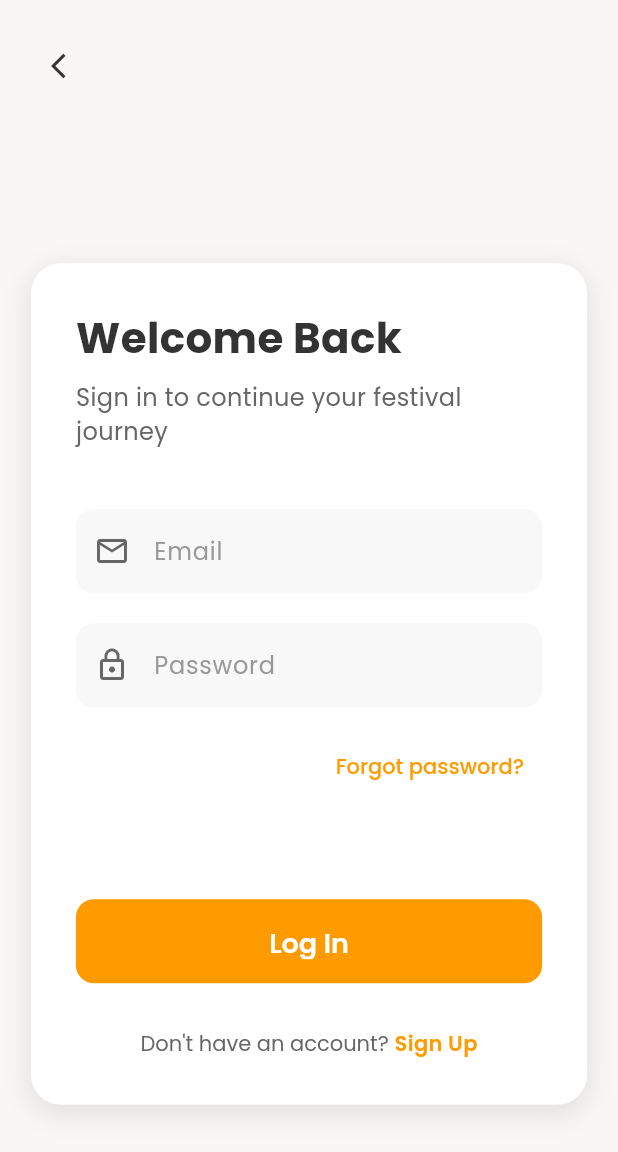
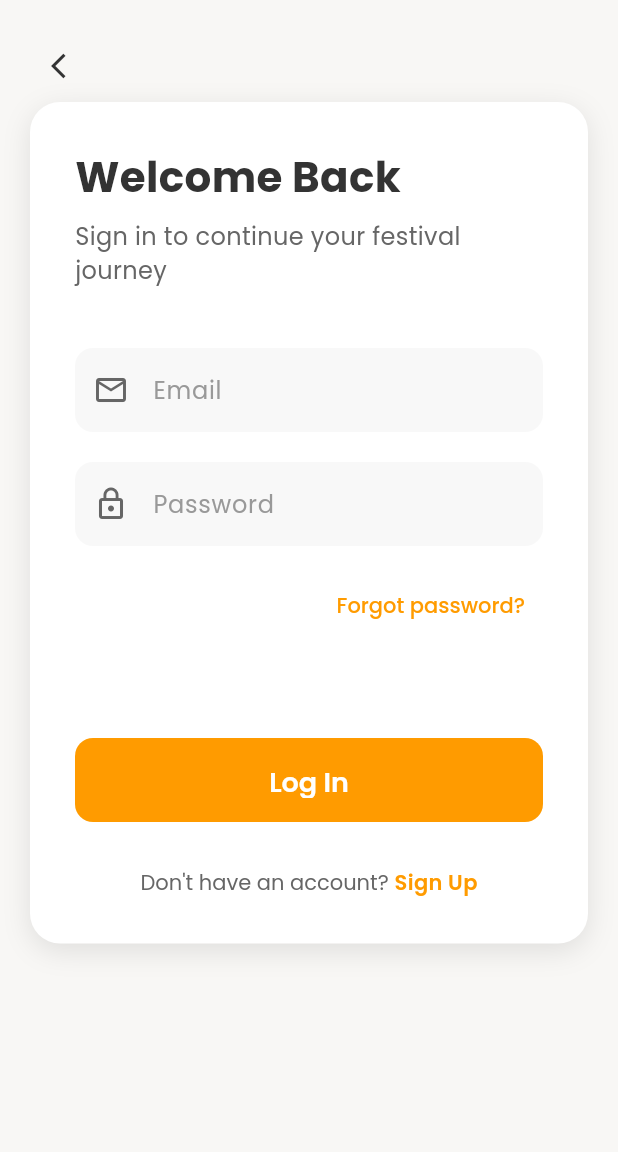
Before and after one commit to sparth292/sih-hackathon-protoype, a Flutter app: the screen it shows after launch, after a tap on "Skip", on a phone screen of 412 x 824 dp. Shown: the top 1152 px of the screen. Run offline on Flutter 3.47's test engine with Material 3 defaults, Android fonts, the phone set to English and light mode, and no system bars; our stand-ins replace geolocator, google_fonts, permission_handler, supabase_flutter; missing offline and left inert: flutter_osm_plugin; accounts and stored records are empty.

Commit message:
Login Issues Fixed

```diff
--- a/lib/screens/auth/login_screen.dart
+++ b/lib/screens/auth/login_screen.dart
@@ -67,15 +67,29 @@
 
   @override
   Widget build(BuildContext context) {
-    return Scaffold(
+    return GestureDetector(
+      onTap: () => FocusManager.instance.primaryFocus?.unfocus(),
+      child: Scaffold(
         backgroundColor: const Color(0xFFF8F7F5),
         body: SafeArea(
+          child: LayoutBuilder(
+            builder: (context, constraints) {
+              return SingleChildScrollView(
+                padding: EdgeInsets.only(
+                  bottom: MediaQuery.of(context).viewInsets.bottom + 20,
+                  top: 20,
+                  left: 20,
+                  right: 20,
+                ),
+                child: ConstrainedBox(
+                  constraints: BoxConstraints(
+                    minHeight: constraints.maxHeight - 20,
+                  ),
+                  child: IntrinsicHeight(
                     child: Column(
                       children: [
                         // Back button
-            Padding(
-              padding: const EdgeInsets.all(20.0),
-              child: Align(
+                        Align(
                           alignment: Alignment.centerLeft,
                           child: IconButton(
                             onPressed: () => Navigator.pop(context),
@@ -84,15 +98,16 @@
                               color: Color(0xFF333333),
                               size: 20,
                             ),
-                ),
+                            padding: EdgeInsets.zero,
+                            constraints: const BoxConstraints(),
                           ),
                         ),
 
                         // Main content
                         Expanded(
-              child: Center(
+                          child: SingleChildScrollView(
                             child: Container(
-                  width: MediaQuery.of(context).size.width * 0.9,
+                              width: double.infinity,
                               padding: const EdgeInsets.all(30),
                               decoration: BoxDecoration(
                                 color: Colors.white,
@@ -109,7 +124,6 @@
                                 mainAxisSize: MainAxisSize.min,
                                 crossAxisAlignment: CrossAxisAlignment.start,
                                 children: [
-                      // Title
                       Text(
                         'Welcome Back',
                         style: GoogleFonts.poppins(
@@ -326,7 +340,13 @@
                         ),
                       ],
                     ),
+                  )
+                )
+            );
+          },
         ),
+      ),
+      )
     );
   }
 }
```
Lines whose indentation alone changed are shown as unchanged.
